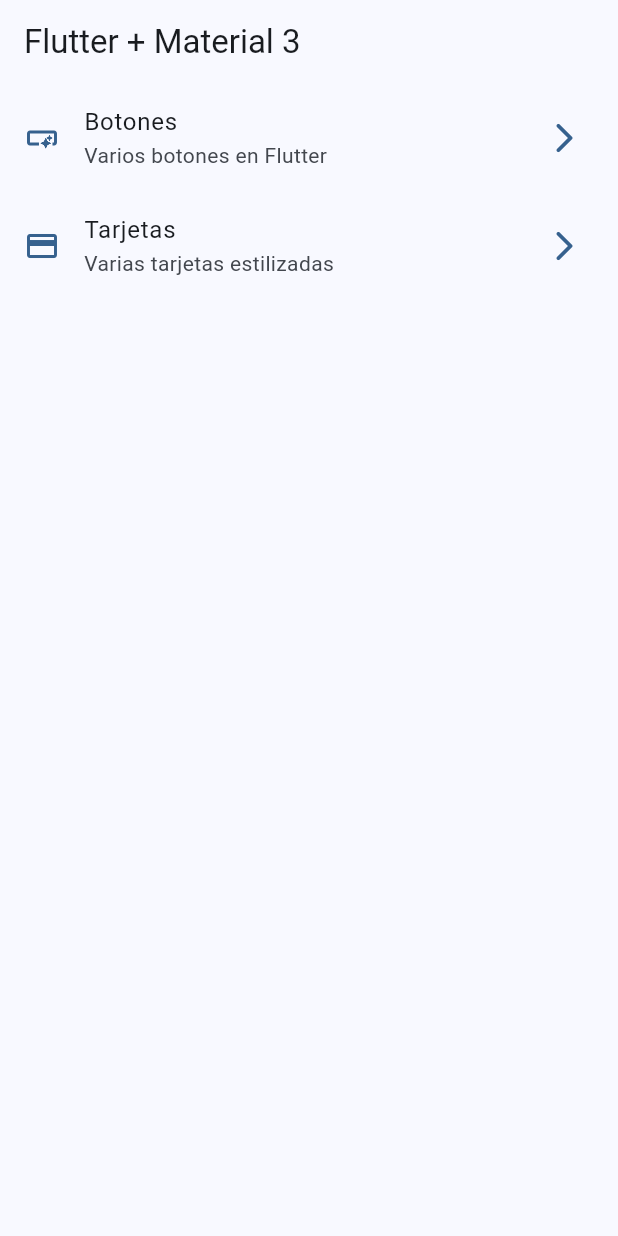
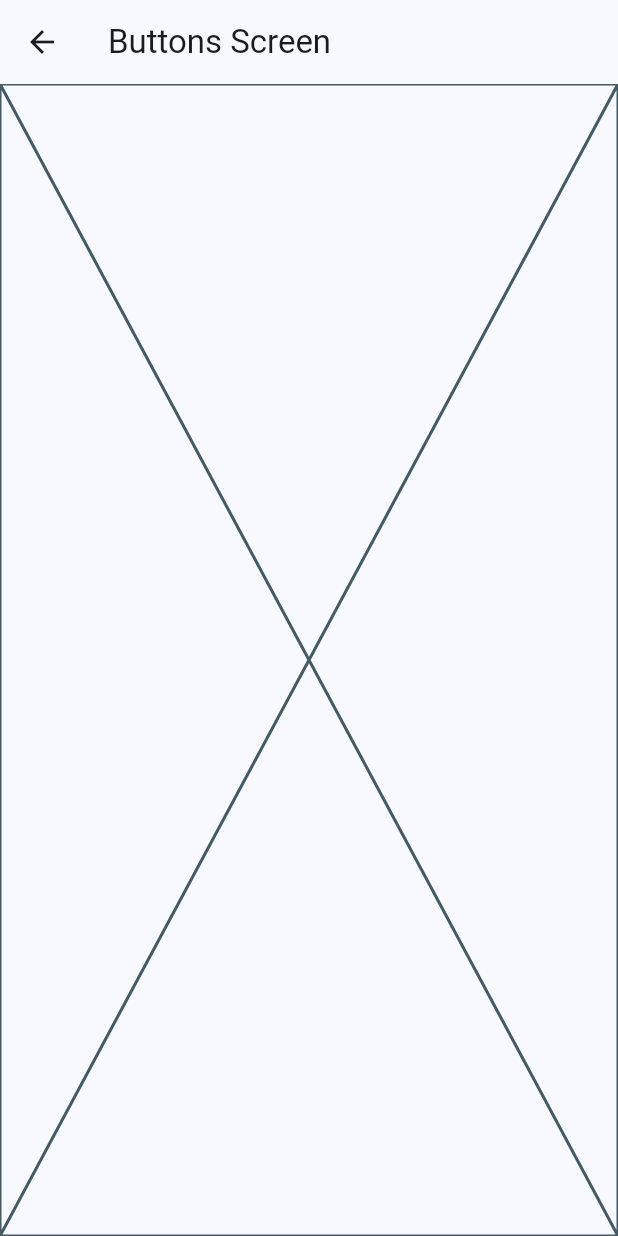
Before and after one commit to drfcozapata/widgets_app, a Flutter app: the screen it shows after launch, after a tap on "Botones", on a phone screen of 412 x 824 dp. Run offline on Flutter 3.47's test engine with Material 3 defaults, Android fonts, the phone set to English and light mode, and no system bars.

```diff
--- a/lib/main.dart
+++ b/lib/main.dart
@@ -1,5 +1,7 @@
 import 'package:flutter/material.dart';
 import 'package:widgets_app/config/theme/app_theme.dart';
+import 'package:widgets_app/presentation/screens/buttons/buttons_screen.dart';
+import 'package:widgets_app/presentation/screens/cards/cards_screen.dart';
 import 'package:widgets_app/presentation/screens/home/home_screen.dart';
 
 void main() {
@@ -15,6 +17,10 @@ class MainApp extends StatelessWidget {
       debugShowCheckedModeBanner: false,
       theme: AppTheme(selectedColor: 0).getTheme(),
       home: HomeScreen(),
+      routes: {
+        '/buttons': (context) => const ButtonsScreen(),
+        '/cards': (context) => const CardsScreen(),
+      },
     );
   }
 }
--- /dev/null
+++ b/lib/presentation/screens/buttons/buttons_screen.dart
@@ -0,0 +1,13 @@
+import 'package:flutter/material.dart';
+
+class ButtonsScreen extends StatelessWidget {
+  const ButtonsScreen({super.key});
+
+  @override
+  Widget build(BuildContext context) {
+    return Scaffold(
+      appBar: AppBar(title: const Text('Buttons Screen')),
+      body: Placeholder(),
+    );
+  }
+}
--- a/lib/presentation/screens/home/home_screen.dart
+++ b/lib/presentation/screens/home/home_screen.dart
@@ -54,7 +54,10 @@ class _CustomListTile extends StatelessWidget {
       title: Text(menuItem.title),
       subtitle: Text(menuItem.subtitle),
       onTap: () {
-        // TODO
+        // Navigator.of(
+        //   context,
+        // ).push(MaterialPageRoute(builder: (context) => const ButtonsScreen()));
+        Navigator.pushNamed(context, menuItem.link);
       },
     );
   }
--- a/pubspec.yaml
+++ b/pubspec.yaml
@@ -9,11 +9,12 @@ environment:
 dependencies:
   flutter:
     sdk: flutter
+  go_router: ^16.0.0
 
 dev_dependencies:
+  flutter_lints: ^5.0.0
   flutter_test:
     sdk: flutter
-  flutter_lints: ^5.0.0
 
 flutter:
   uses-material-design: true
```
Also changed, not shown: lib/presentation/screens/cards/cards_screen.dart (added, +13 -0 lines), pubspec.lock.
